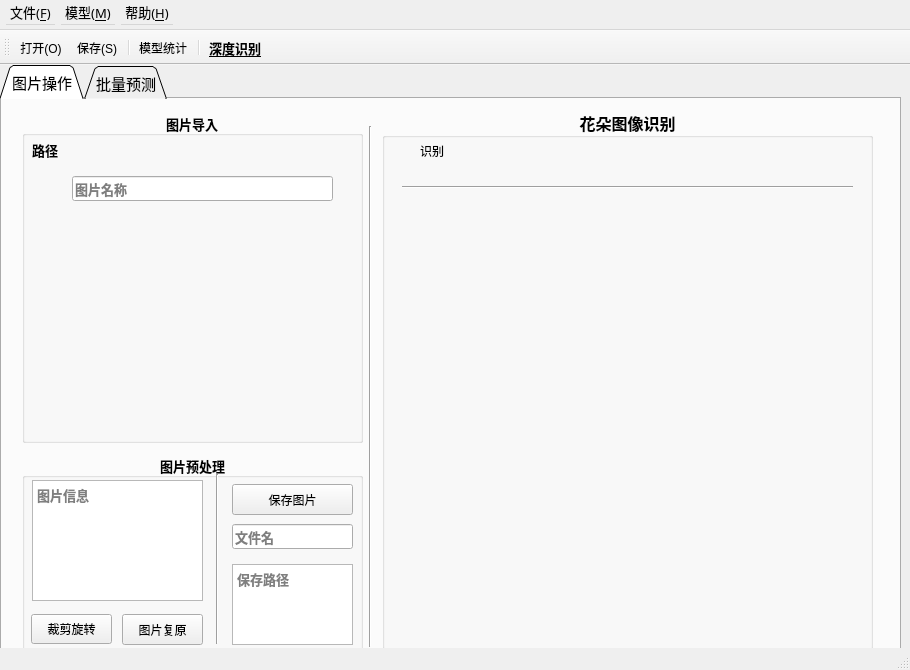
Before: the Qt Designer form MainWindowFlower.ui in Rvioleck/FlowerClassification, drawn with Qt 5.
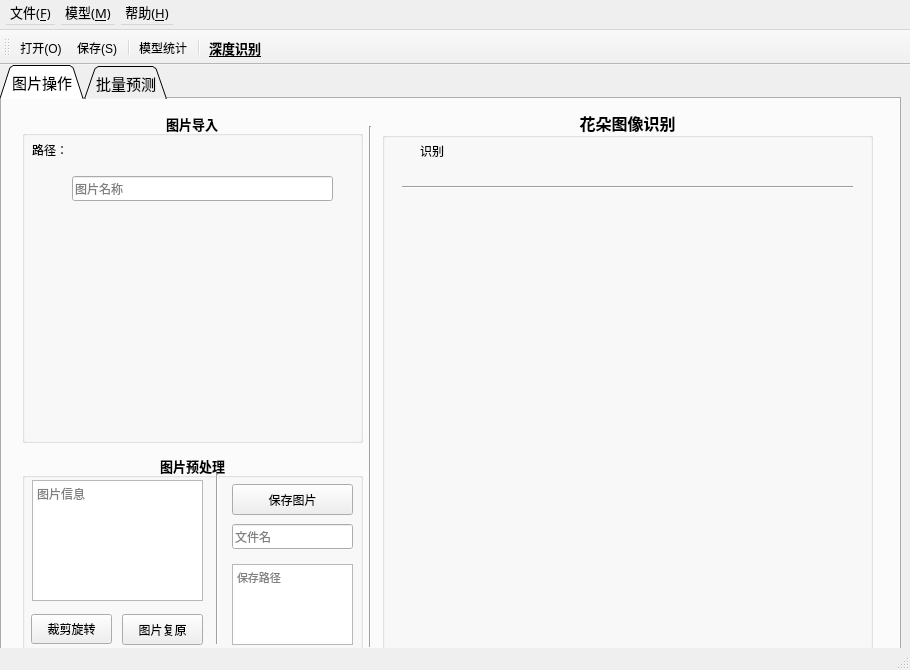
After: the same form once the commit is applied. Icons and pictures are not drawn.

Patch:
```diff
--- a/MainWindowFlower.ui
+++ b/MainWindowFlower.ui
@@ -173,6 +173,13 @@
          <height>25</height>
         </rect>
        </property>
+       <property name="font">
+        <font>
+         <family>微软雅黑</family>
+         <pointsize>9</pointsize>
+         <bold>false</bold>
+        </font>
+       </property>
        <property name="cursor">
         <cursorShape>IBeamCursor</cursorShape>
        </property>
@@ -248,6 +255,13 @@
          <height>16</height>
         </rect>
        </property>
+       <property name="font">
+        <font>
+         <family>微软雅黑</family>
+         <pointsize>9</pointsize>
+         <bold>false</bold>
+        </font>
+       </property>
        <property name="text">
         <string>路径：</string>
        </property>
@@ -319,6 +333,13 @@
          <height>121</height>
         </rect>
        </property>
+       <property name="font">
+        <font>
+         <family>微软雅黑</family>
+         <pointsize>9</pointsize>
+         <bold>false</bold>
+        </font>
+       </property>
        <property name="cursor" stdset="0">
         <cursorShape>IBeamCursor</cursorShape>
        </property>
@@ -374,6 +395,13 @@
          <height>25</height>
         </rect>
        </property>
+       <property name="font">
+        <font>
+         <family>微软雅黑</family>
+         <pointsize>9</pointsize>
+         <bold>false</bold>
+        </font>
+       </property>
        <property name="cursor">
         <cursorShape>IBeamCursor</cursorShape>
        </property>
@@ -507,6 +535,13 @@
          <height>81</height>
         </rect>
        </property>
+       <property name="font">
+        <font>
+         <family>微软雅黑</family>
+         <pointsize>8</pointsize>
+         <bold>false</bold>
+        </font>
+       </property>
        <property name="cursor" stdset="0">
         <cursorShape>ArrowCursor</cursorShape>
        </property>
```
Left out of the diff: 7 changed lines with no effect on the pictures.
